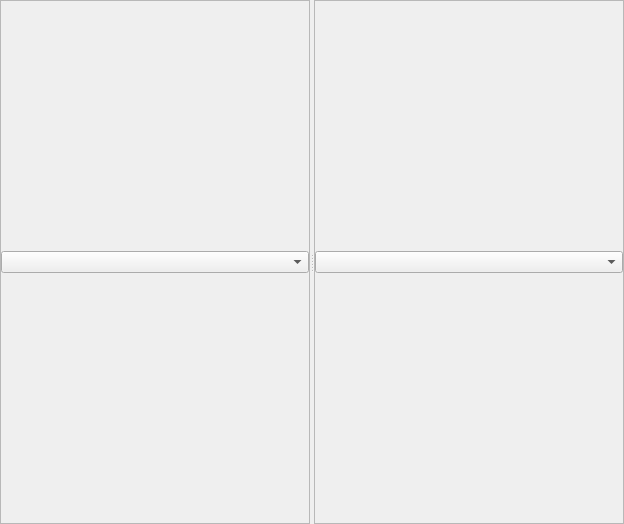
Before: the Qt Designer form templates/plotTemplate.ui in csparkresearch/ExpEYES17-Qt, drawn with Qt 5.
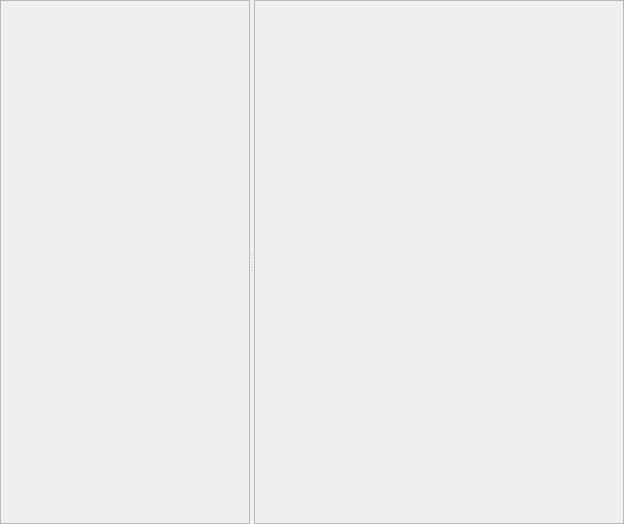
After: the same form once the commit is applied.

The edit to the form file:
```diff
--- a/templates/plotTemplate.ui
+++ b/templates/plotTemplate.ui
@@ -26,6 +26,12 @@
       <enum>Qt::Horizontal</enum>
      </property>
      <widget class="QFrame" name="widgets">
+      <property name="maximumSize">
+       <size>
+        <width>250</width>
+        <height>16777215</height>
+       </size>
+      </property>
       <property name="layoutDirection">
        <enum>Qt::LeftToRight</enum>
       </property>
@@ -42,9 +48,6 @@
        <property name="margin">
         <number>0</number>
        </property>
-       <item>
-        <widget class="QComboBox" name="comboBox_2"/>
-       </item>
       </layout>
      </widget>
      <widget class="QFrame" name="plotFrame">
@@ -61,9 +64,6 @@
        <property name="margin">
         <number>0</number>
        </property>
-       <item>
-        <widget class="QComboBox" name="comboBox"/>
-       </item>
       </layout>
      </widget>
     </widget>
```
